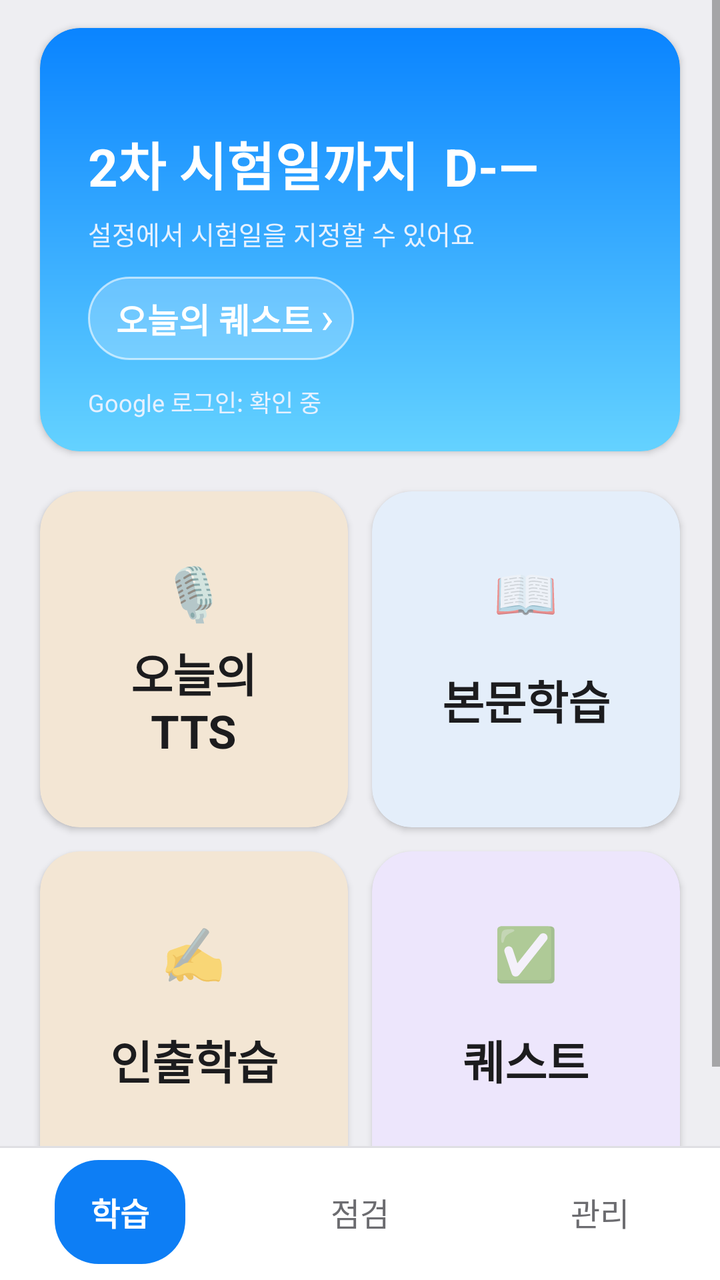
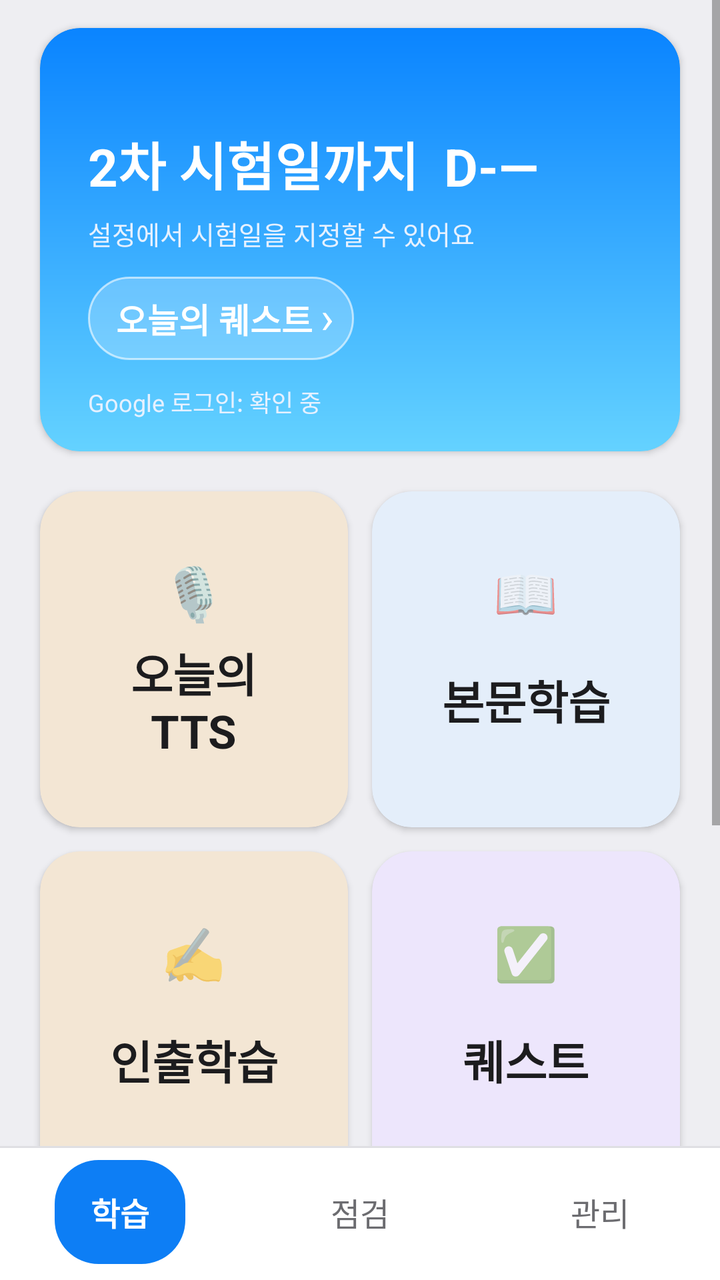

Two renders of the same Android screen: before a commit and after it. Below are the layout's source before the change and the commit's diff.
<!-- AndroidManifest.xml: application theme Theme.AdminMemo -->
<!-- res/layout/activity_home.xml -->
<?xml version="1.0" encoding="utf-8"?>
<LinearLayout xmlns:android="http://schemas.android.com/apk/res/android"
    xmlns:app="http://schemas.android.com/apk/res-auto"
    android:layout_width="match_parent"
    android:layout_height="match_parent"
    android:background="@color/bg_screen"
    android:orientation="vertical">

<ScrollView
    android:layout_width="match_parent"
    android:layout_height="0dp"
    android:layout_weight="1"
    android:fillViewport="true">

<LinearLayout
    android:layout_width="match_parent"
    android:layout_height="wrap_content"
    android:orientation="vertical"
    android:paddingBottom="16dp">

    <LinearLayout
        android:id="@+id/layoutHomeSplit"
        android:layout_width="match_parent"
        android:layout_height="wrap_content"
        android:orientation="vertical">

    <androidx.cardview.widget.CardView
        android:id="@+id/cardDday"
        android:layout_width="match_parent"
        android:layout_height="wrap_content"
        android:layout_marginHorizontal="20dp"
        android:layout_marginTop="@dimen/home_dday_margin_top"
        android:foreground="?android:attr/selectableItemBackground"
        app:cardBackgroundColor="@android:color/transparent"
        app:cardCornerRadius="20dp"
        app:cardElevation="2dp">

        <LinearLayout
            android:id="@+id/layoutDdayInner"
            android:layout_width="match_parent"
            android:layout_height="wrap_content"
            android:background="@drawable/bg_home_header"
            android:orientation="vertical"
            android:paddingStart="24dp"
            android:paddingTop="16dp"
            android:paddingEnd="24dp"
            android:paddingBottom="16dp">

            <TextView
                android:id="@+id/tvHomeTip"
                android:layout_width="match_parent"
                android:layout_height="wrap_content"
                android:layout_marginBottom="14dp"
                android:lineSpacingExtra="3dp"
                android:textColor="@color/text_on_header_muted"
                android:textSize="14sp"/>

            <TextView
                android:id="@+id/tvDdayMain"
                android:layout_width="match_parent"
                android:layout_height="wrap_content"
                android:text="2차 시험일까지  D-—"
                android:textColor="@color/text_on_header"
                android:textSize="26sp"
                android:textStyle="bold"/>

            <TextView
                android:id="@+id/tvDdaySecond"
                android:layout_width="match_parent"
                android:layout_height="wrap_content"
                android:layout_marginTop="4dp"
                android:text="2차 시험일까지  D-—"
                android:textColor="@color/text_on_header"
                android:textSize="26sp"
                android:textStyle="bold"
                android:visibility="gone"/>

            <TextView
                android:id="@+id/tvDdaySub"
                android:layout_width="match_parent"
                android:layout_height="wrap_content"
                android:layout_marginTop="6dp"
                android:text="설정에서 시험일을 지정할 수 있어요"
                android:textColor="@color/text_on_header_muted"
                android:textSize="13sp"/>

            <LinearLayout
                android:id="@+id/rowHomeQuestSummary"
                android:layout_width="wrap_content"
                android:layout_height="wrap_content"
                android:layout_marginTop="12dp"
                android:background="@drawable/bg_home_quest_chip"
                android:clickable="true"
                android:focusable="true"
                android:gravity="center_vertical"
                android:orientation="horizontal"
                android:paddingStart="14dp"
                android:paddingTop="8dp"
                android:paddingEnd="10dp"
                android:paddingBottom="8dp">

                <TextView
                    android:id="@+id/tvHomeQuestSummary"
                    android:layout_width="wrap_content"
                    android:layout_height="wrap_content"
                    android:text="오늘의 퀘스트"
                    android:textColor="@color/text_on_header"
                    android:textSize="17sp"
                    android:textStyle="bold"/>

                <TextView
                    android:layout_width="wrap_content"
                    android:layout_height="wrap_content"
                    android:layout_marginStart="4dp"
                    android:includeFontPadding="false"
                    android:text="›"
                    android:textColor="@color/text_on_header"
                    android:textSize="22sp"/>
            </LinearLayout>

            <TextView
                android:id="@+id/tvHomeAccount"
                android:layout_width="match_parent"
                android:layout_height="wrap_content"
                android:layout_marginTop="12dp"
                android:text="Google 로그인: 확인 중"
                android:textColor="@color/text_on_header_muted"
                android:textSize="12sp"/>
        </LinearLayout>
    </androidx.cardview.widget.CardView>

    <LinearLayout
        android:id="@+id/layoutHomeRest"
        android:layout_width="match_parent"
        android:layout_height="wrap_content"
        android:orientation="vertical">

    <FrameLayout
        android:id="@+id/homePages"
        android:layout_width="match_parent"
        android:layout_height="wrap_content">

    <LinearLayout
        android:id="@+id/layoutPageToday"
        android:layout_width="match_parent"
        android:layout_height="wrap_content"
        android:orientation="vertical">

    <LinearLayout
        android:id="@+id/layoutTilesToday"
        android:layout_width="match_parent"
        android:layout_height="wrap_content"
        android:layout_marginTop="14dp"
        android:orientation="vertical"
        android:paddingHorizontal="14dp">

        <LinearLayout
            android:layout_width="match_parent"
            android:layout_height="wrap_content"
            android:orientation="horizontal">

            <androidx.cardview.widget.CardView
                android:id="@+id/tileTodayTts"
                android:layout_width="0dp"
                android:layout_height="@dimen/home_screen_tile_min"
                android:layout_margin="6dp"
                android:layout_weight="1"
                android:foreground="?android:attr/selectableItemBackground"
                app:cardBackgroundColor="@color/tile_today"
                app:cardCornerRadius="20dp"
                app:cardElevation="2dp">
                <LinearLayout
                    android:layout_width="match_parent"
                    android:layout_height="match_parent"
                    android:gravity="center"
                    android:orientation="vertical"
                    android:padding="8dp">
                    <TextView android:layout_width="wrap_content" android:layout_height="wrap_content" android:text="🎙️" android:textSize="26sp"/>
                    <TextView
                        android:layout_width="wrap_content"
                        android:layout_height="wrap_content"
                        android:layout_marginTop="6dp"
                        android:gravity="center"
                        android:minLines="2"
                        android:text="오늘의\nTTS"
                        android:textColor="@color/text_on_tile"
                        android:textSize="23sp"
                        android:textStyle="bold"/>
                </LinearLayout>
            </androidx.cardview.widget.CardView>

            <androidx.cardview.widget.CardView
                android:id="@+id/tileStudy"
                android:layout_width="0dp"
                android:layout_height="@dimen/home_screen_tile_min"
                android:layout_margin="6dp"
                android:layout_weight="1"
                android:foreground="?android:attr/selectableItemBackground"
                app:cardBackgroundColor="@color/tile_study"
                app:cardCornerRadius="20dp"
                app:cardElevation="2dp">
                <LinearLayout
                    android:layout_width="match_parent"
                    android:layout_height="match_parent"
                    android:gravity="center"
                    android:orientation="vertical"
                    android:padding="8dp">
                    <TextView android:layout_width="wrap_content" android:layout_height="wrap_content" android:text="📖" android:textSize="26sp"/>
                    <TextView
                        android:layout_width="wrap_content"
                        android:layout_height="wrap_content"
                        android:layout_marginTop="6dp"
                        android:gravity="center"
                        android:minLines="2"
                        android:text="본문학습"
                        android:textColor="@color/text_on_tile"
                        android:textSize="23sp"
                        android:textStyle="bold"/>
                </LinearLayout>
            </androidx.cardview.widget.CardView>
        </LinearLayout>

        <LinearLayout
            android:layout_width="match_parent"
            android:layout_height="wrap_content"
            android:orientation="horizontal">

            <androidx.cardview.widget.CardView
                android:id="@+id/tileRecall"
                android:layout_width="0dp"
                android:layout_height="@dimen/home_screen_tile_min"
                android:layout_margin="6dp"
                android:layout_weight="1"
                android:foreground="?android:attr/selectableItemBackground"
                app:cardBackgroundColor="@color/tile_today"
                app:cardCornerRadius="20dp"
                app:cardElevation="2dp">
                <LinearLayout
                    android:layout_width="match_parent"
                    android:layout_height="match_parent"
                    android:gravity="center"
                    android:orientation="vertical"
                    android:padding="8dp">
                    <TextView android:layout_width="wrap_content" android:layout_height="wrap_content" android:text="✍️" android:textSize="26sp"/>
                    <TextView
                        android:id="@+id/tvTileRecallLabel"
                        android:layout_width="wrap_content"
                        android:layout_height="wrap_content"
                        android:layout_marginTop="6dp"
                        android:gravity="center"
                        android:minLines="2"
                        android:text="인출학습"
                        android:textColor="@color/text_on_tile"
                        android:textSize="23sp"
                        android:textStyle="bold"/>
                </LinearLayout>
            </androidx.cardview.widget.CardView>

            <androidx.cardview.widget.CardView
                android:id="@+id/tileQuests"
                android:layout_width="0dp"
                android:layout_height="@dimen/home_screen_tile_min"
                android:layout_margin="6dp"
                android:layout_weight="1"
                android:foreground="?android:attr/selectableItemBackground"
                app:cardBackgroundColor="@color/tile_quiz"
                app:cardCornerRadius="20dp"
                app:cardElevation="2dp">
                <LinearLayout
                    android:layout_width="match_parent"
                    android:layout_height="match_parent"
                    android:gravity="center"
                    android:orientation="vertical"
                    android:padding="8dp">
                    <TextView android:layout_width="wrap_content" android:layout_height="wrap_content" android:text="✅" android:textSize="26sp"/>
                    <TextView
                        android:id="@+id/tvTileQuestLabel"
                        android:layout_width="wrap_content"
                        android:layout_height="wrap_content"
                        android:layout_marginTop="6dp"
                        android:gravity="center"
                        android:minLines="2"
                        android:text="퀘스트"
                        android:textColor="@color/text_on_tile"
                        android:textSize="23sp"
                        android:textStyle="bold"/>
                </LinearLayout>
            </androidx.cardview.widget.CardView>
        </LinearLayout>
    </LinearLayout>
    </LinearLayout>

    <LinearLayout
        android:id="@+id/layoutTilesReview"
        android:layout_width="match_parent"
        android:layout_height="wrap_content"
        android:layout_marginTop="14dp"
        android:orientation="vertical"
        android:paddingHorizontal="14dp"
        android:visibility="gone">

        <LinearLayout
            android:layout_width="match_parent"
            android:layout_height="wrap_content"
            android:orientation="horizontal">

            <androidx.cardview.widget.CardView
                android:id="@+id/tileWrongNotes"
                android:layout_width="0dp"
                android:layout_height="@dimen/home_screen_tile_min"
                android:layout_margin="6dp"
                android:layout_weight="1"
                android:foreground="?android:attr/selectableItemBackground"
                app:cardBackgroundColor="@color/tile_wrong"
                app:cardCornerRadius="20dp"
                app:cardElevation="2dp">
                <LinearLayout
                    android:layout_width="match_parent"
                    android:layout_height="match_parent"
                    android:gravity="center"
                    android:orientation="vertical"
                    android:padding="8dp">
                    <TextView android:layout_width="wrap_content" android:layout_height="wrap_content" android:text="📝" android:textSize="26sp"/>
                    <TextView
                        android:id="@+id/tvTileWrongLabel"
                        android:layout_width="wrap_content"
                        android:layout_height="wrap_content"
                        android:layout_marginTop="6dp"
                        android:gravity="center"
                        android:minLines="2"
                        android:text="오답노트"
                        android:textColor="@color/text_on_tile"
                        android:textSize="23sp"
                        android:textStyle="bold"/>
                </LinearLayout>
            </androidx.cardview.widget.CardView>

            <androidx.cardview.widget.CardView
                android:id="@+id/tileExam"
                android:layout_width="0dp"
                android:layout_height="@dimen/home_screen_tile_min"
                android:layout_margin="6dp"
                android:layout_weight="1"
                android:foreground="?android:attr/selectableItemBackground"
                app:cardBackgroundColor="@color/tile_exam"
                app:cardCornerRadius="20dp"
                app:cardElevation="2dp">
                <LinearLayout
                    android:layout_width="match_parent"
                    android:layout_height="match_parent"
                    android:gravity="center"
                    android:orientation="vertical"
                    android:padding="8dp">
                    <TextView android:layout_width="wrap_content" android:layout_height="wrap_content" android:text="⏱️" android:textSize="26sp"/>
                    <TextView
                        android:layout_width="wrap_content"
                        android:layout_height="wrap_content"
                        android:layout_marginTop="6dp"
                        android:gravity="center"
                        android:minLines="2"
                        android:text="모의고사"
                        android:textColor="@color/text_on_tile"
                        android:textSize="23sp"
                        android:textStyle="bold"/>
                </LinearLayout>
            </androidx.cardview.widget.CardView>
        </LinearLayout>

        <androidx.cardview.widget.CardView
            android:id="@+id/tileProgress"
            android:layout_width="match_parent"
            android:layout_height="@dimen/home_screen_tile_min"
            android:layout_margin="6dp"
            android:foreground="?android:attr/selectableItemBackground"
            app:cardBackgroundColor="@color/tile_progress"
            app:cardCornerRadius="20dp"
            app:cardElevation="2dp">
            <LinearLayout
                android:layout_width="match_parent"
                android:layout_height="match_parent"
                android:gravity="center"
                android:orientation="vertical"
                android:padding="8dp">
                <TextView android:layout_width="wrap_content" android:layout_height="wrap_content" android:text="📈" android:textSize="26sp"/>
                <TextView
                    android:id="@+id/tvTileProgressLabel"
                    android:layout_width="wrap_content"
                    android:layout_height="wrap_content"
                    android:layout_marginTop="6dp"
                    android:gravity="center"
                    android:minLines="2"
                    android:text="학습진도"
                    android:textColor="@color/text_on_tile"
                    android:textSize="23sp"
                    android:textStyle="bold"/>
            </LinearLayout>
        </androidx.cardview.widget.CardView>
    </LinearLayout>

    <LinearLayout
        android:id="@+id/layoutTilesTools"
        android:layout_width="match_parent"
        android:layout_height="wrap_content"
        android:layout_marginTop="14dp"
        android:orientation="vertical"
        android:paddingHorizontal="14dp"
        android:visibility="gone">

        <LinearLayout
            android:layout_width="match_parent"
            android:layout_height="wrap_content"
            android:orientation="horizontal">

            <androidx.cardview.widget.CardView
                android:id="@+id/tileManage"
                android:layout_width="0dp"
                android:layout_height="@dimen/home_screen_tile_min"
                android:layout_margin="6dp"
                android:layout_weight="1"
                android:foreground="?android:attr/selectableItemBackground"
                app:cardBackgroundColor="@color/tile_manage"
                app:cardCornerRadius="20dp"
                app:cardElevation="2dp">
                <LinearLayout
                    android:layout_width="match_parent"
                    android:layout_height="match_parent"
                    android:gravity="center"
                    android:orientation="vertical"
                    android:padding="8dp">
                    <TextView android:layout_width="wrap_content" android:layout_height="wrap_content" android:text="🗂️" android:textSize="26sp"/>
                    <TextView
                        android:layout_width="wrap_content"
                        android:layout_height="wrap_content"
                        android:layout_marginTop="6dp"
                        android:gravity="center"
                        android:minLines="2"
                        android:text="학습내용\n관리"
                        android:textColor="@color/text_on_tile"
                        android:textSize="23sp"
                        android:textStyle="bold"/>
                </LinearLayout>
            </androidx.cardview.widget.CardView>

            <androidx.cardview.widget.CardView
                android:id="@+id/tileSettings"
                android:layout_width="0dp"
                android:layout_height="@dimen/home_screen_tile_min"
                android:layout_margin="6dp"
                android:layout_weight="1"
                android:foreground="?android:attr/selectableItemBackground"
                app:cardBackgroundColor="@color/tile_settings"
                app:cardCornerRadius="20dp"
                app:cardElevation="2dp">
                <LinearLayout
                    android:layout_width="match_parent"
                    android:layout_height="match_parent"
                    android:gravity="center"
                    android:orientation="vertical"
                    android:padding="8dp">
                    <TextView android:layout_width="wrap_content" android:layout_height="wrap_content" android:text="⚙️" android:textSize="26sp"/>
                    <TextView
                        android:layout_width="wrap_content"
                        android:layout_height="wrap_content"
                        android:layout_marginTop="6dp"
                        android:gravity="center"
                        android:minLines="2"
                        android:text="설정"
                        android:textColor="@color/text_on_tile"
                        android:textSize="23sp"
                        android:textStyle="bold"/>
                </LinearLayout>
            </androidx.cardview.widget.CardView>
        </LinearLayout>
    </LinearLayout>
    </FrameLayout>
    </LinearLayout>
</LinearLayout>
</LinearLayout>
</ScrollView>

<View
    android:layout_width="match_parent"
    android:layout_height="1dp"
    android:background="#22808080"/>

<LinearLayout
    android:id="@+id/layoutHomeCats"
    android:layout_width="match_parent"
    android:layout_height="wrap_content"
    android:background="@color/bg_card"
    android:orientation="horizontal"
    android:paddingTop="6dp"
    android:paddingBottom="8dp">

    <FrameLayout
        android:layout_width="0dp"
        android:layout_height="wrap_content"
        android:layout_weight="1">
        <TextView
            android:id="@+id/tabHomeToday"
            android:layout_width="wrap_content"
            android:layout_height="wrap_content"
            android:layout_gravity="center"
            android:gravity="center"
            android:minHeight="@dimen/btn_min_height"
            android:paddingStart="18dp"
            android:paddingEnd="18dp"
            android:paddingTop="8dp"
            android:paddingBottom="8dp"
            android:text="학습"
            android:textColor="@color/text_on_header"
            android:textSize="16sp"
            android:textStyle="bold"
            android:background="@drawable/bg_home_tab_on"/>
    </FrameLayout>

    <FrameLayout
        android:layout_width="0dp"
        android:layout_height="wrap_content"
        android:layout_weight="1">
        <TextView
            android:id="@+id/tabHomeReview"
            android:layout_width="wrap_content"
            android:layout_height="wrap_content"
            android:layout_gravity="center"
            android:gravity="center"
            android:minHeight="@dimen/btn_min_height"
            android:paddingStart="18dp"
            android:paddingEnd="18dp"
            android:paddingTop="8dp"
            android:paddingBottom="8dp"
            android:text="점검"
            android:textColor="@color/text_sub"
            android:textSize="16sp"
            android:background="@drawable/bg_home_tab_off"/>
    </FrameLayout>

    <FrameLayout
        android:layout_width="0dp"
        android:layout_height="wrap_content"
        android:layout_weight="1">
        <TextView
            android:id="@+id/tabHomeSettings"
            android:layout_width="wrap_content"
            android:layout_height="wrap_content"
            android:layout_gravity="center"
            android:gravity="center"
            android:minHeight="@dimen/btn_min_height"
            android:paddingStart="18dp"
            android:paddingEnd="18dp"
            android:paddingTop="8dp"
            android:paddingBottom="8dp"
            android:text="관리"
            android:textColor="@color/text_sub"
            android:textSize="16sp"
            android:background="@drawable/bg_home_tab_off"/>
    </FrameLayout>
</LinearLayout>
</LinearLayout>
<!-- resources referenced by this layout -->
<resources>
  <color name="bg_card">#FFFFFF</color>
  <color name="bg_screen">#EEEEF2</color>
  <color name="text_on_header">#FFFFFF</color>
  <color name="text_on_header_muted">#E6F1FF</color>
  <color name="text_on_tile">#1C1C1E</color>
  <color name="text_sub">#6C6C70</color>
  <color name="tile_exam">#FCEFD8</color>
  <color name="tile_manage">#E0F2F6</color>
  <color name="tile_progress">#E2F2E6</color>
  <color name="tile_quiz">#EDE6FC</color>
  <color name="tile_settings">#E8E8EE</color>
  <color name="tile_study">#E4EEFA</color>
  <color name="tile_today">#F3E6D4</color>
  <color name="tile_wrong">#F8E0E8</color>
  <dimen name="btn_min_height">52sp</dimen>
  <dimen name="home_dday_margin_top">14dp</dimen>
  <dimen name="home_screen_tile_min">168sp</dimen>
  <!-- drawable bg_home_header (drawable) -->
  <?xml version="1.0" encoding="utf-8"?>
  <shape xmlns:android="http://schemas.android.com/apk/res/android">
      <gradient
          android:angle="160"
          android:startColor="#0A84FF"
          android:endColor="#64D2FF"
          android:type="linear"/>
      <corners android:radius="20dp"/>
  </shape>
  <!-- drawable bg_home_quest_chip (drawable) -->
  <?xml version="1.0" encoding="utf-8"?>
  <ripple xmlns:android="http://schemas.android.com/apk/res/android"
      android:color="#55FFFFFF">
      <item android:id="@android:id/mask">
          <shape>
              <corners android:radius="22dp"/>
              <solid android:color="#FFFFFFFF"/>
          </shape>
      </item>
      <item>
          <shape>
              <corners android:radius="22dp"/>
              <solid android:color="#38FFFFFF"/>
              <stroke
                  android:width="1dp"
                  android:color="#99FFFFFF"/>
          </shape>
      </item>
  </ripple>
  <!-- drawable bg_home_tab_off (drawable) -->
  <?xml version="1.0" encoding="utf-8"?>
  <shape xmlns:android="http://schemas.android.com/apk/res/android">
      <corners android:radius="22dp"/>
      <solid android:color="@android:color/transparent"/>
  </shape>
  <!-- drawable bg_home_tab_on (drawable) -->
  <?xml version="1.0" encoding="utf-8"?>
  <shape xmlns:android="http://schemas.android.com/apk/res/android">
      <corners android:radius="22dp"/>
      <solid android:color="@color/primary"/>
  </shape>
  <style name="Theme.AdminMemo" parent="Theme.MaterialComponents.DayNight.NoActionBar">
          <item name="colorPrimary">@color/primary</item>
          <item name="colorPrimaryDark">@color/primary_dark</item>
          <item name="colorAccent">@color/accent</item>
          <item name="android:windowBackground">@color/bg_screen</item>
      </style>
  <color name="primary">#0D7EF5</color>
  <color name="primary_dark">#0A64D6</color>
  <color name="accent">#FF9F0A</color>
</resources>

<!-- the commit's change to res/layout/activity_home.xml (unified diff, before → after) -->
@@ -287,6 +287,36 @@
                 </LinearLayout>
             </androidx.cardview.widget.CardView>
         </LinearLayout>
+
+        <androidx.cardview.widget.CardView
+            android:id="@+id/tileOutlineFade"
+            android:layout_width="match_parent"
+            android:layout_height="@dimen/home_screen_tile_min"
+            android:layout_margin="6dp"
+            android:foreground="?android:attr/selectableItemBackground"
+            app:cardBackgroundColor="@color/tile_outline"
+            app:cardCornerRadius="20dp"
+            app:cardElevation="2dp">
+            <LinearLayout
+                android:layout_width="match_parent"
+                android:layout_height="match_parent"
+                android:gravity="center"
+                android:orientation="vertical"
+                android:padding="8dp">
+                <TextView android:layout_width="wrap_content" android:layout_height="wrap_content" android:text="🌳" android:textSize="26sp"/>
+                <TextView
+                    android:id="@+id/tvTileFadeLabel"
+                    android:layout_width="wrap_content"
+                    android:layout_height="wrap_content"
+                    android:layout_marginTop="6dp"
+                    android:gravity="center"
+                    android:minLines="2"
+                    android:text="목차암기"
+                    android:textColor="@color/text_on_tile"
+                    android:textSize="23sp"
+                    android:textStyle="bold"/>
+            </LinearLayout>
+        </androidx.cardview.widget.CardView>
     </LinearLayout>
     </LinearLayout>
 
<!-- resource entries referenced after the edit -->
@@ -8,6 +8,7 @@
   <color name="text_sub">#6C6C70</color>
   <color name="tile_exam">#FCEFD8</color>
   <color name="tile_manage">#E0F2F6</color>
+  <color name="tile_outline">#E2F3EA</color>
   <color name="tile_progress">#E2F2E6</color>
   <color name="tile_quiz">#EDE6FC</color>
   <color name="tile_settings">#E8E8EE</color>
